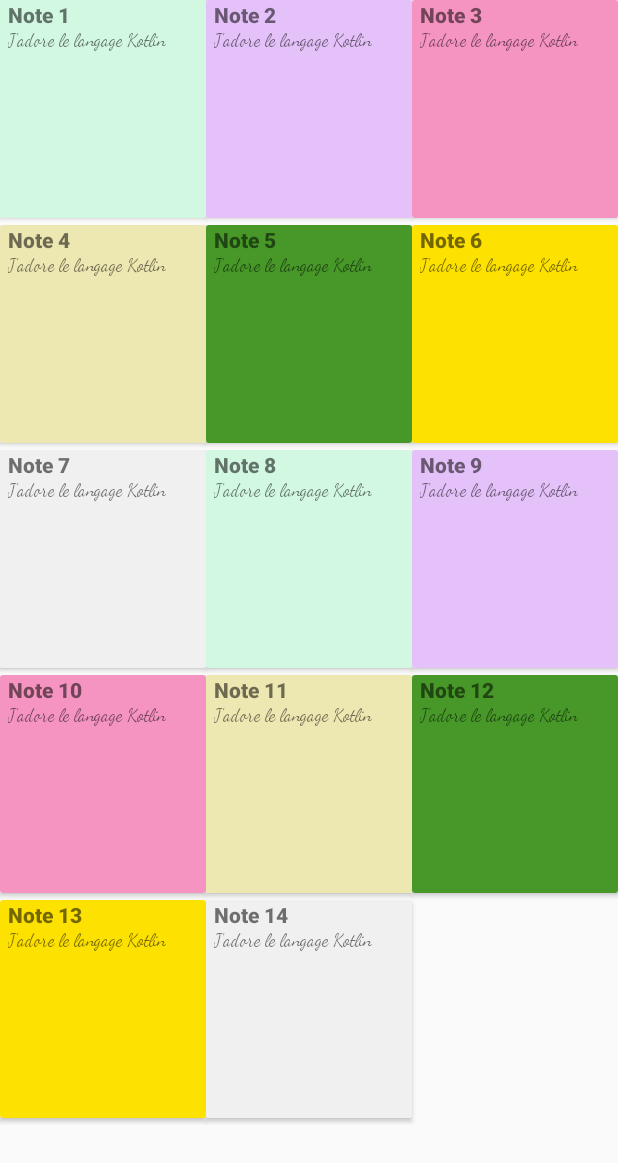
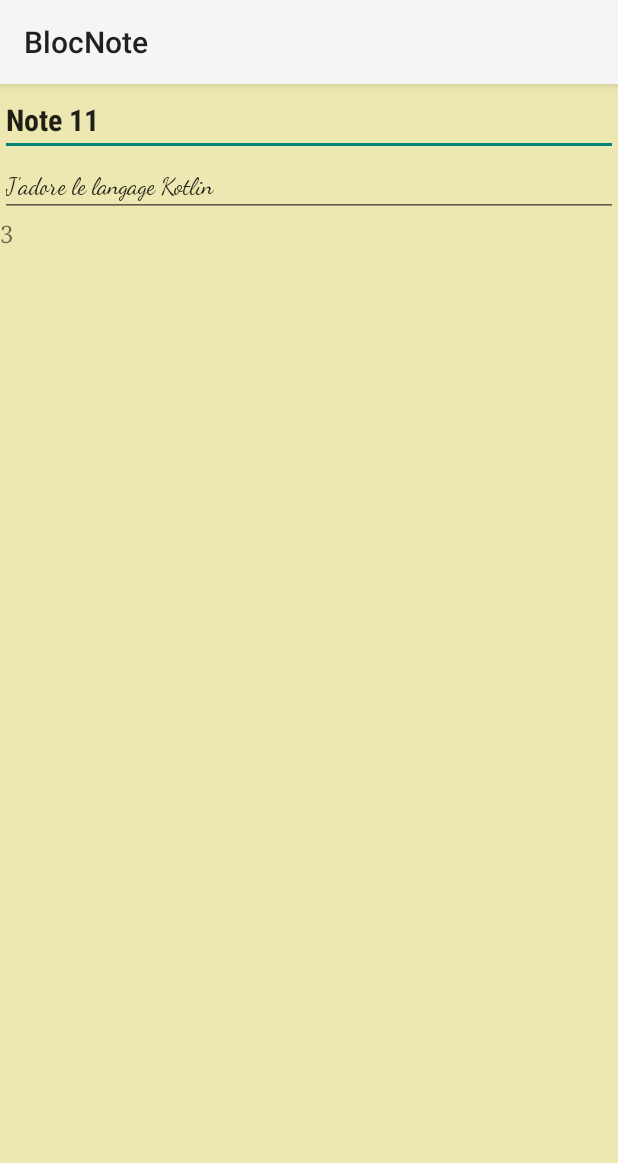
Before and after one commit to RiviereGregory/kotlin_dev_applications_mobiles, an Android app built with Jetpack Compose: the screen it shows after launch (MainActivity before the commit, DetailNote after it), after a tap on "Note 11", on a phone screen of 412 x 824 dp. Shown: the top 1163 px of the screen. Run offline under Robolectric (Android 15) with nearby library versions, the phone set to English and light mode, and no system bars.

Commit message:
feat: BlocNote - Ajout d'une détail note sur click de la note

```diff
--- a/BlocNote/app/src/main/AndroidManifest.xml
+++ b/BlocNote/app/src/main/AndroidManifest.xml
@@ -13,10 +13,12 @@
         android:theme="@style/Theme.BlocNote"
         tools:targetApi="31">
         <activity
+            android:name=".activities.DetailNote"
+            android:exported="false" />
+        <activity
             android:name=".MainActivity"
             android:exported="true"
-            android:label="@string/app_name"
-            android:theme="@style/Theme.BlocNote">
+            android:label="@string/app_name">
             <intent-filter>
                 <action android:name="android.intent.action.MAIN" />
 
--- a/BlocNote/app/src/main/java/mrs/riverjach/blocnote/NotesListe.kt
+++ b/BlocNote/app/src/main/java/mrs/riverjach/blocnote/NotesListe.kt
@@ -1,11 +1,13 @@
 package mrs.riverjach.blocnote
 
+import android.content.Intent
 import android.os.Bundle
 import android.view.View
 import android.widget.Toast
 import androidx.activity.ComponentActivity
 import androidx.recyclerview.widget.LinearLayoutManager
 import androidx.recyclerview.widget.RecyclerView
+import mrs.riverjach.blocnote.activities.DetailNote
 import mrs.riverjach.blocnote.adapter.NoteAdapter
 import mrs.riverjach.blocnote.model.Note
 
@@ -41,7 +43,18 @@ class MainActivity : ComponentActivity(), View.OnClickListener {
     override fun onClick(view: View?) {
         if (view?.tag != null) {
             val chaine = view.tag as String
-            Toast.makeText(this, "tag: ${chaine}", Toast.LENGTH_SHORT).show()
+            val chaineList = chaine.split(";")
+            val pos = chaineList[1].toInt()
+            Toast.makeText(this, "tag : ${pos}", Toast.LENGTH_SHORT).show()
+
+            editNote(pos)
         }
     }
+
+    private fun editNote(position: Int) {
+        val intent = Intent(this, DetailNote::class.java)
+        intent.putExtra("note", notes[position])
+        intent.putExtra("noteindex", position)
+        startActivity(intent)
+    }
 }
--- /dev/null
+++ b/BlocNote/app/src/main/java/mrs/riverjach/blocnote/activities/DetailNote.kt
@@ -0,0 +1,36 @@
+package mrs.riverjach.blocnote.activities
+
+import android.os.Bundle
+import android.widget.RelativeLayout
+import android.widget.TextView
+import androidx.appcompat.app.AppCompatActivity
+import mrs.riverjach.blocnote.R
+import mrs.riverjach.blocnote.adapter.NoteAdapter
+import mrs.riverjach.blocnote.model.Note
+
+class DetailNote : AppCompatActivity() {
+
+    lateinit var note: Note
+    lateinit var textViewTitre: TextView
+    lateinit var textViewCategorie: TextView
+    lateinit var textViewContenu: TextView
+    lateinit var rLayout: RelativeLayout
+    var noteIndex = -1
+
+    override fun onCreate(savedInstanceState: Bundle?) {
+        super.onCreate(savedInstanceState)
+        setContentView(R.layout.activity_detail_note)
+
+        note = intent.getParcelableExtra("note")!!
+        noteIndex = intent.getIntExtra("noteindex", -1)
+        textViewTitre = findViewById(R.id.titre)
+        textViewCategorie = findViewById(R.id.categorie)
+        textViewContenu = findViewById(R.id.contenu)
+        rLayout = findViewById(R.id.layout)
+
+        textViewTitre.text = note.titre
+        textViewCategorie.text = note.cat.toString()
+        textViewContenu.text = note.contenu
+        rLayout.setBackgroundColor(NoteAdapter.color[note.cat])
+    }
+}
--- a/BlocNote/app/src/main/java/mrs/riverjach/blocnote/adapter/NoteAdapter.kt
+++ b/BlocNote/app/src/main/java/mrs/riverjach/blocnote/adapter/NoteAdapter.kt
@@ -16,6 +16,7 @@ class NoteAdapter(
     val itemClickListener: View.OnClickListener
 ) : RecyclerView.Adapter<NoteAdapter.ViewHolder>() {
 
+    companion object {
         val color0 = rgb(211, 248, 226)
         val color1 = rgb(228, 193, 249)
         val color2 = rgb(246, 148, 193)
@@ -24,6 +25,7 @@ class NoteAdapter(
         val color5 = rgb(253, 225, 0)
         val color6 = rgb(240, 240, 240)
         val color = arrayOf(color0, color1, color2, color3, color4, color5, color6)
+    }
 
     class ViewHolder(itemView: View) : RecyclerView.ViewHolder(itemView) {
         val cardView1 = itemView.findViewById<CardView>(R.id.card_view1)
--- /dev/null
+++ b/BlocNote/app/src/main/res/layout/activity_detail_note.xml
@@ -0,0 +1,38 @@
+<?xml version="1.0" encoding="utf-8"?>
+<RelativeLayout xmlns:android="http://schemas.android.com/apk/res/android"
+    xmlns:tools="http://schemas.android.com/tools"
+    android:id="@+id/layout"
+    android:layout_width="match_parent"
+    android:layout_height="match_parent"
+    android:background="?attr/colorPrimary"
+    tools:context=".activities.DetailNote">
+
+    <EditText
+        android:id="@+id/titre"
+        android:layout_width="match_parent"
+        android:layout_height="wrap_content"
+        android:fontFamily="sans-serif-condensed"
+        android:text="@string/titre_de_la_note"
+        android:textSize="20sp"
+        android:textStyle="bold" />
+
+    <EditText
+        android:id="@+id/contenu"
+        android:layout_width="match_parent"
+        android:layout_height="wrap_content"
+        android:layout_below="@+id/titre"
+        android:fontFamily="cursive"
+        android:text="@string/contenu_de_la_note"
+        android:textSize="16sp" />
+
+    <TextView
+        android:id="@+id/categorie"
+        android:layout_width="match_parent"
+        android:layout_height="wrap_content"
+        android:layout_below="@id/contenu"
+        android:fontFamily="serif"
+        android:text="@string/cat_gorie"
+        android:textSize="16sp" />
+
+
+</RelativeLayout>
--- a/BlocNote/app/src/main/res/values/strings.xml
+++ b/BlocNote/app/src/main/res/values/strings.xml
@@ -2,4 +2,6 @@
     <string name="app_name">BlocNote</string>
     <string name="ceci_est_le_titre_de_la_note">ceci est le titre de la note</string>
     <string name="contenu_de_la_note">contenu de la note</string>
+    <string name="titre_de_la_note">Titre de la note</string>
+    <string name="cat_gorie">Catégorie</string>
 </resources>
--- a/BlocNote/app/src/main/res/values/themes.xml
+++ b/BlocNote/app/src/main/res/values/themes.xml
@@ -1,5 +1,6 @@
 <?xml version="1.0" encoding="utf-8"?>
 <resources>
 
-    <style name="Theme.BlocNote" parent="android:Theme.Material.Light.NoActionBar" />
+    <style name="Theme.BlocNote" parent="Theme.AppCompat.Light" />
+
 </resources>
```
Lines whose indentation alone changed are shown as unchanged.
